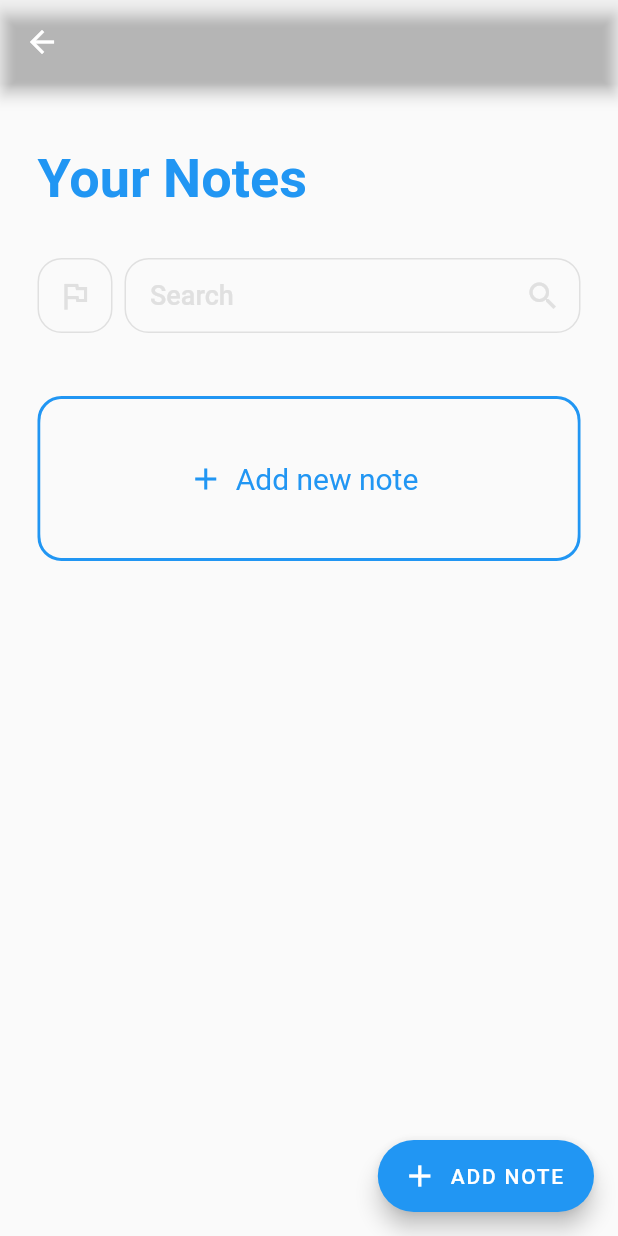
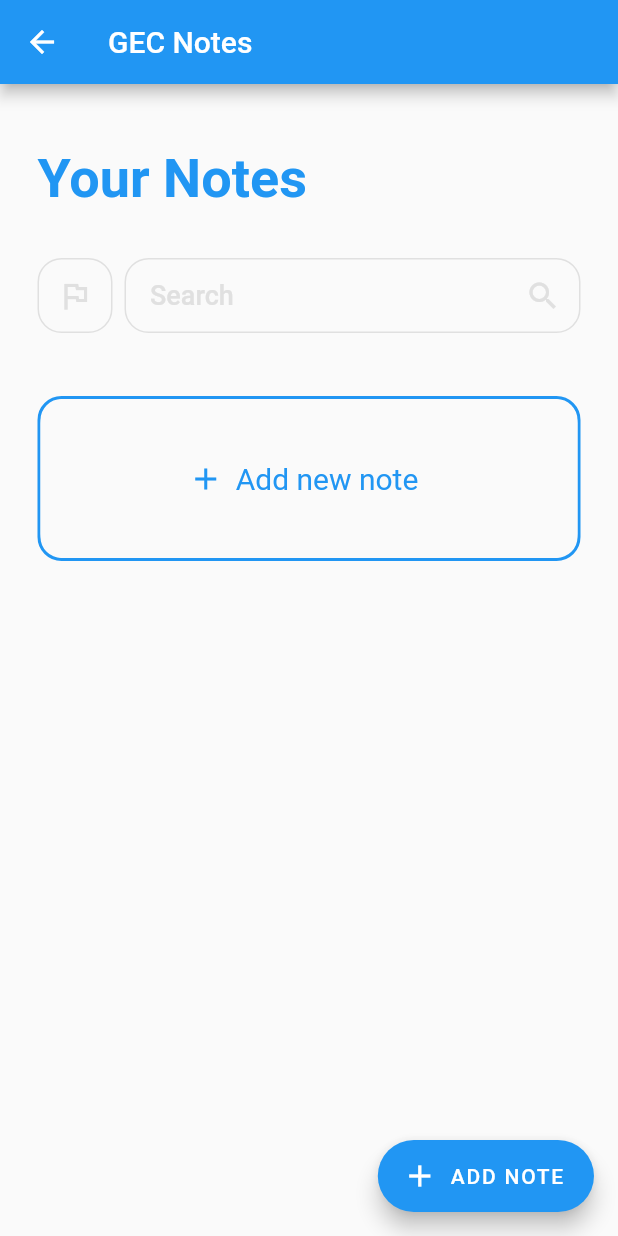
Before and after one commit to Manuel-Seyram/gec_app, a Flutter app: the MyHomePage screen opened directly, on a phone screen of 412 x 824 dp. Run offline on Flutter 3.47's test engine with Material 2 defaults, Android fonts, the phone set to English and light mode, and no system bars; our stand-ins replace firebase_analytics, outline_material_icons, package_info, share, shared_preferences, sqflite; missing offline and left inert: flutter_reorderable_list; accounts and stored records are empty; Roboto replaces fonts that are missing (ZillaSlab); project files that could hold a hidden picture were left out.

Commit message:
Update home.dart

```diff
--- a/lib/Notes/screens/home.dart
+++ b/lib/Notes/screens/home.dart
@@ -54,7 +54,8 @@ class _MyHomePageState extends State<MyHomePage> {
   Widget build(BuildContext context) {
     return Scaffold(
       appBar: new AppBar(
-        backgroundColor: Colors.transparent,
+        title: Text("GEC Notes", textAlign: TextAlign.center),
+        backgroundColor: Colors.blue,
         leading: IconButton(
           icon: Icon(Icons.arrow_back, color: Colors.white),
           onPressed: () {
@@ -97,6 +98,7 @@ class _MyHomePageState extends State<MyHomePage> {
                       padding: EdgeInsets.all(16),
                       alignment: Alignment.centerRight,
                     ),
+
                     //Dont forget to link settings page on the settings card.
                   ),
                 ],
```
